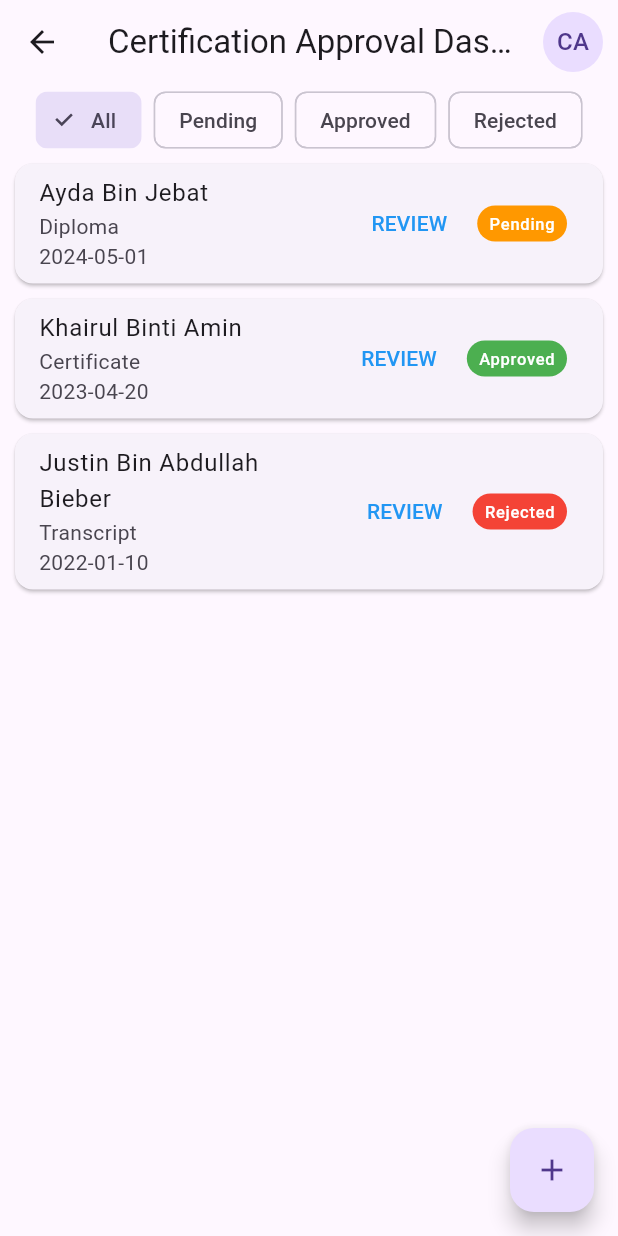
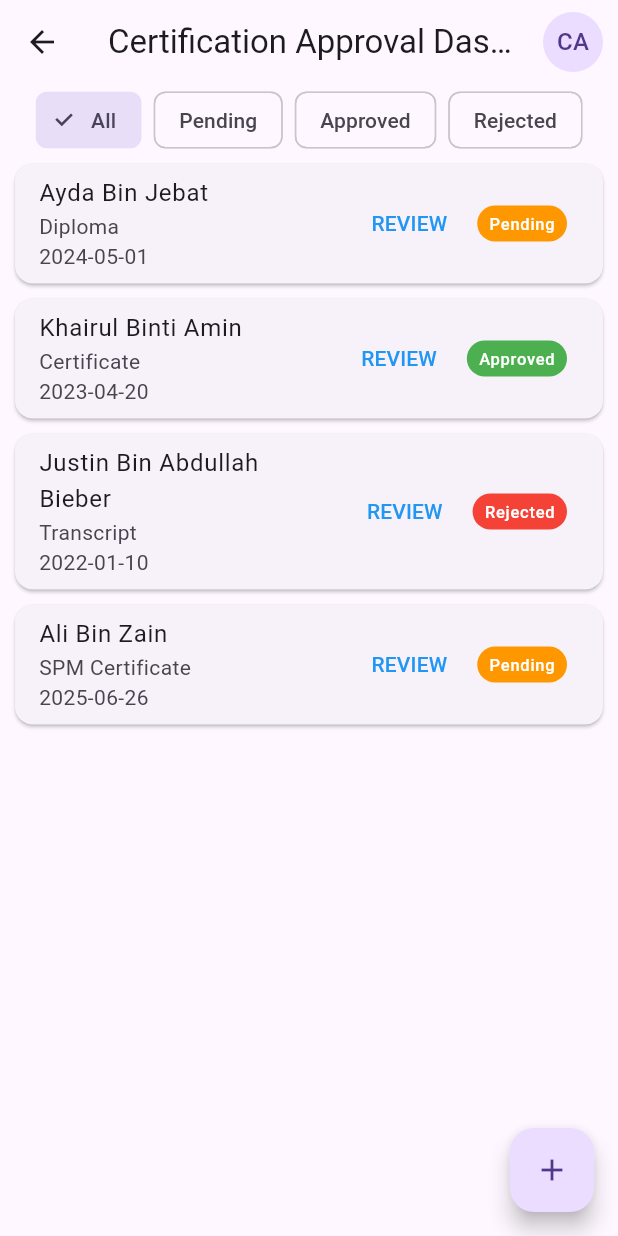
Before and after one commit to SitiFatimah0403/Digital_certificate_project, a Flutter app: the CA_Verification screen opened directly, on a phone screen of 412 x 824 dp. Run offline on Flutter 3.47's test engine with Material 3 defaults, Android fonts, the phone set to English and light mode, and no system bars; our stand-ins replace cloud_firestore, file_picker, firebase_auth, firebase_core, firebase_storage, google_sign_in and 1 more; missing offline and left inert: firebase_app_check, syncfusion_flutter_pdf; accounts and stored records are empty.

Commit message:
update dummy list

```diff
--- a/lib/recipient_verify_cert/CA_verification.dart
+++ b/lib/recipient_verify_cert/CA_verification.dart
@@ -49,6 +49,17 @@ class _CAVerificationState extends State<CA_Verification> {
         'organization': 'Tech University',
       },
       'status': 'rejected',
+    },
+    {
+      'id': 'doc4',
+      'metadata': {
+        'name': 'Ali Bin Zain',
+        'document_type': 'SPM Certificate',
+        'date_issued': '2025-06-26T00:00:00',
+        'expiry_date': '2025-06-30T00:00:00',
+        'organization': 'KAKNGAH UNIVERSITY',
+      },
+      'status': 'pending',
     },
   ];
 
```
